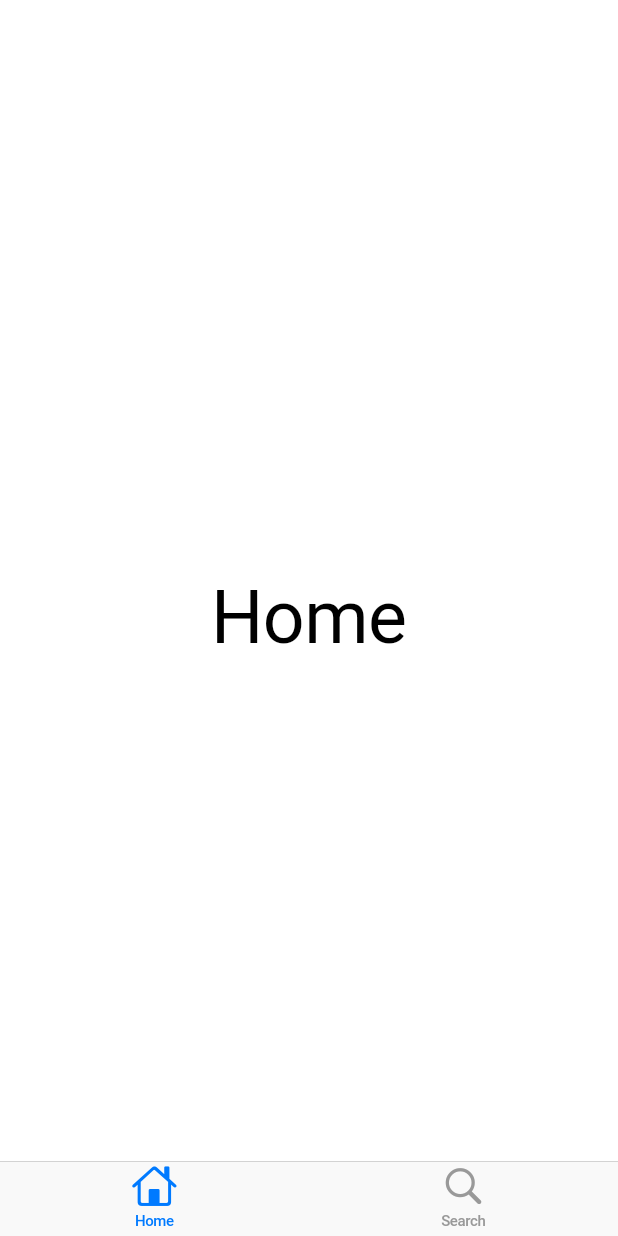
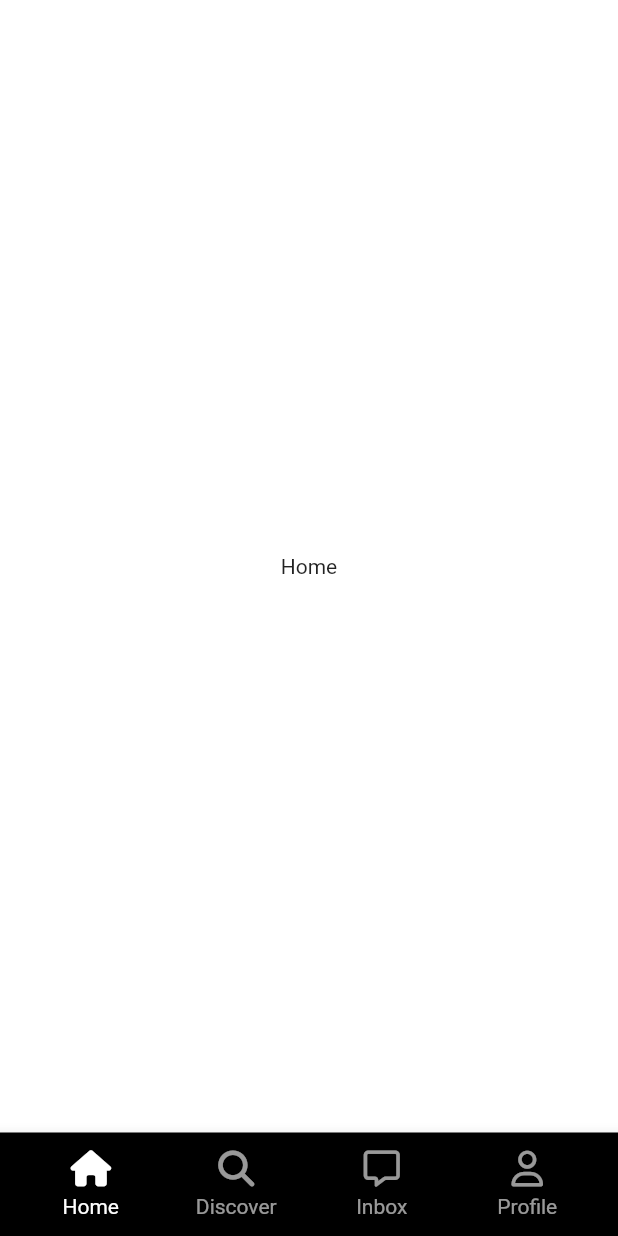
Before and after one commit to jiunson/tiktok_clone_2nd, a Flutter app: the screen it shows after launch, on a phone screen of 412 x 824 dp. Run offline on Flutter 3.47's test engine with Material 2 defaults, Android fonts, the phone set to English and light mode, and no system bars; our stand-ins replace font_awesome_flutter.

Commit message:
#16.5 Custom NavigationBar

```diff
--- a/lib/features/main_navigation/main_navigation_screen.dart
+++ b/lib/features/main_navigation/main_navigation_screen.dart
@@ -1,4 +1,7 @@
-import 'package:flutter/cupertino.dart';
+import 'package:flutter/material.dart';
+import 'package:font_awesome_flutter/font_awesome_flutter.dart';
+import 'package:tiktok_clone_2nd/constants/sizes.dart';
+import 'package:tiktok_clone_2nd/features/main_navigation/widgets/nav_tab.dart';
 
 class MainNavgationScreen extends StatefulWidget {
   const MainNavgationScreen({super.key});
@@ -12,18 +15,19 @@ class _MainNavgationScreenState extends State<MainNavgationScreen> {
 
   final screens = [
     const Center(
-      child: Text(
-        'Home',
-        style: TextStyle(
-          fontSize: 49,
-        ),
-      ),
+      child: Text('Home'),
     ),
     const Center(
-      child: Text(
-        'Search',
-        style: TextStyle(),
-      ),
+      child: Text('Discover'),
+    ),
+    const Center(
+      child: Text('Search'),
+    ),
+    const Center(
+      child: Text('Inbox'),
+    ),
+    const Center(
+      child: Text('Profile'),
     ),
   ];
 
@@ -35,20 +39,43 @@ class _MainNavgationScreenState extends State<MainNavgationScreen> {
 
   @override
   Widget build(BuildContext context) {
-    return CupertinoTabScaffold(
-      tabBar: CupertinoTabBar(
-        items: const [
-          BottomNavigationBarItem(
-            icon: Icon(CupertinoIcons.house),
-            label: "Home",
+    return Scaffold(
+      body: screens[_selectedIndex],
+      bottomNavigationBar: BottomAppBar(
+        color: Colors.black,
+        child: Padding(
+          padding: const EdgeInsets.all(Sizes.size12),
+          child: Row(
+            mainAxisAlignment: MainAxisAlignment.spaceBetween,
+            children: [
+              NavTab(
+                text: "Home",
+                isSelected: _selectedIndex == 0,
+                icon: FontAwesomeIcons.house,
+                onTap: () => _onTap(0),
+              ),
+              NavTab(
+                text: "Discover",
+                isSelected: _selectedIndex == 1,
+                icon: FontAwesomeIcons.magnifyingGlass,
+                onTap: () => _onTap(1),
+              ),
+              NavTab(
+                text: "Inbox",
+                isSelected: _selectedIndex == 3,
+                icon: FontAwesomeIcons.message,
+                onTap: () => _onTap(3),
+              ),
+              NavTab(
+                text: "Profile",
+                isSelected: _selectedIndex == 4,
+                icon: FontAwesomeIcons.user,
+                onTap: () => _onTap(4),
+              ),
+            ],
           ),
-          BottomNavigationBarItem(
-            icon: Icon(CupertinoIcons.search),
-            label: "Search",
-          ),
-        ],
+        ),
       ),
-      tabBuilder: (context, index) => screens[index],
     );
   }
 }
--- /dev/null
+++ b/lib/features/main_navigation/widgets/nav_tab.dart
@@ -0,0 +1,41 @@
+import 'package:flutter/material.dart';
+import 'package:font_awesome_flutter/font_awesome_flutter.dart';
+import 'package:tiktok_clone_2nd/constants/gaps.dart';
+
+class NavTab extends StatelessWidget {
+  final String text;
+  final bool isSelected;
+  final IconData icon;
+  final Function onTap;
+
+  const NavTab(
+      {super.key,
+      required this.text,
+      required this.isSelected,
+      required this.icon,
+      required this.onTap});
+
+  @override
+  Widget build(BuildContext context) {
+    return Expanded(
+      child: GestureDetector(
+        onTap: () => onTap(),
+        child: Container(
+          color: Colors.black,
+          child: AnimatedOpacity(
+            duration: const Duration(milliseconds: 300),
+            opacity: isSelected ? 1 : 0.6,
+            child: Column(
+              mainAxisSize: MainAxisSize.min, // Column사이즈를 Child사이즈로 설정.
+              children: [
+                FaIcon(icon, color: Colors.white),
+                Gaps.v5,
+                Text(text, style: const TextStyle(color: Colors.white)),
+              ],
+            ),
+          ),
+        ),
+      ),
+    );
+  }
+}
--- a/lib/main.dart
+++ b/lib/main.dart
@@ -1,4 +1,3 @@
-import 'package:flutter/cupertino.dart';
 import 'package:flutter/material.dart';
 import 'package:tiktok_clone_2nd/constants/sizes.dart';
 import 'package:tiktok_clone_2nd/features/main_navigation/main_navigation_screen.dart';
@@ -13,9 +12,23 @@ class MyApp extends StatelessWidget {
   // This widget is the root of your application.
   @override
   Widget build(BuildContext context) {
-    return const CupertinoApp(
+    return MaterialApp(
       title: 'Flutter Demo',
-      home: MainNavgationScreen(),
+      theme: ThemeData(
+        scaffoldBackgroundColor: Colors.white,
+        primaryColor: const Color(0xFFE9435A),
+        appBarTheme: const AppBarTheme(
+          foregroundColor: Colors.black,
+          backgroundColor: Colors.white,
+          elevation: 0,
+          titleTextStyle: TextStyle(
+            color: Colors.black,
+            fontSize: Sizes.size16 + Sizes.size2,
+            fontWeight: FontWeight.w600,
+          ),
+        ),
+      ),
+      home: const MainNavgationScreen(),
     );
   }
 }
```
